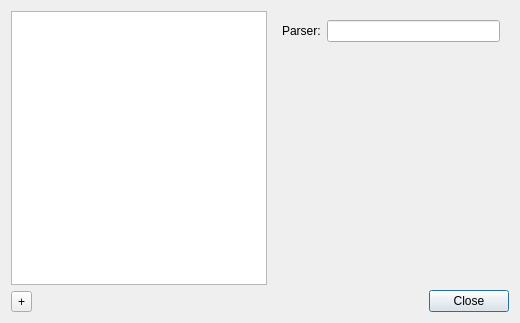
Before: the Qt Designer form src/logformatdialog.ui in agateau/lovi, drawn with Qt 5.
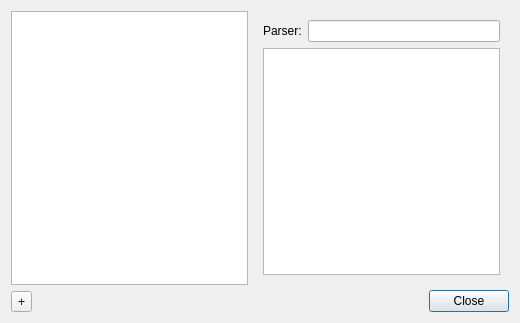
After: the same form once the commit is applied. Icons and pictures are not drawn.

Commit message: Show highlights in LogFormatDialog

```diff
--- a/src/logformatdialog.ui
+++ b/src/logformatdialog.ui
@@ -63,7 +63,7 @@
        <verstretch>0</verstretch>
       </sizepolicy>
      </property>
-     <layout class="QFormLayout" name="formLayout">
+     <layout class="QGridLayout" name="gridLayout_3">
       <item row="0" column="0">
        <widget class="QLabel" name="label">
         <property name="text">
@@ -77,6 +77,13 @@
       <item row="0" column="1">
        <widget class="QLineEdit" name="parserLineEdit"/>
       </item>
+      <item row="1" column="0" colspan="2">
+       <widget class="QListView" name="highlightListView">
+        <property name="editTriggers">
+         <set>QAbstractItemView::NoEditTriggers</set>
+        </property>
+       </widget>
+      </item>
      </layout>
     </widget>
    </item>
```
The commit also changes 5 other files.
